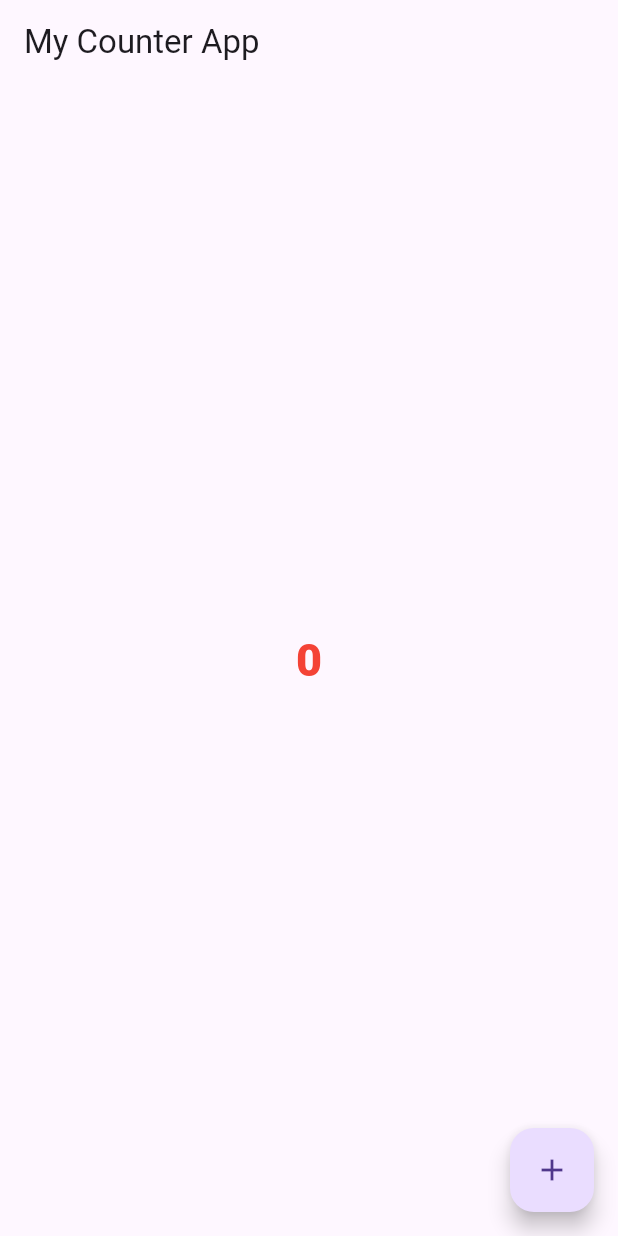
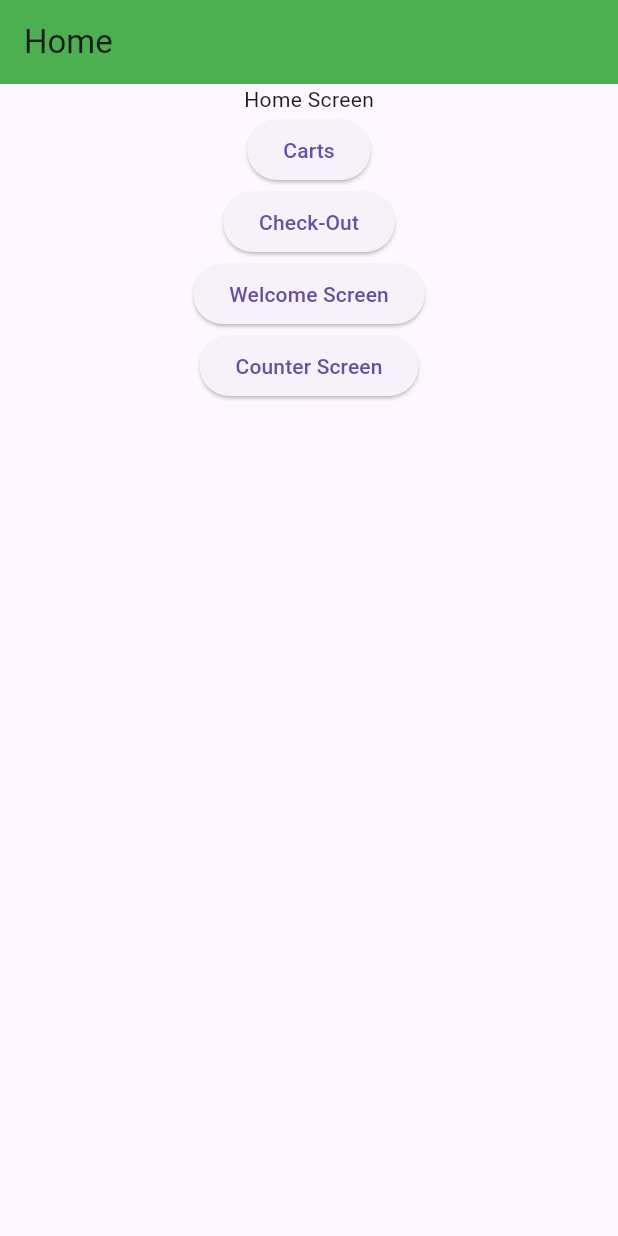
Before and after one commit to khalid063/Get-X, a Flutter app: the screen it shows after launch, on a phone screen of 412 x 824 dp. Run offline on Flutter 3.47's test engine with Material 3 defaults, Android fonts, the phone set to English and light mode, and no system bars; our stand-ins replace get.

Commit message:
Get X applied into Counter App

```diff
--- /dev/null
+++ b/lib/carts_screen.dart
@@ -0,0 +1,36 @@
+
+
+import 'package:flutter/material.dart';
+import 'package:get/get.dart';
+import 'package:get/get_core/src/get_main.dart';
+
+class CartsScreen extends StatelessWidget {
+  const CartsScreen({Key? key}) : super(key: key);
+
+  @override
+  Widget build(BuildContext context) {
+    return Scaffold(
+      appBar: AppBar(
+        title: Text('Carts Screen'),
+      ),
+      body: Center(
+        child: Column(
+          children: [
+            Text('Carts Screen'),
+            ElevatedButton(onPressed: (){
+              Get.back(result: Parms('Khalid', 23));
+              //Navigator.pop(context);
+            }, child: Text('Back to Home'))
+          ],
+        )
+      ),
+    );
+  }
+}
+
+class Parms {
+  final String name;
+  late final int age;
+
+  Parms(this.name, this.age);
+}
--- /dev/null
+++ b/lib/check_out_screen.dart
@@ -0,0 +1,33 @@
+
+
+import 'package:flutter/material.dart';
+import 'package:get/get_core/src/get_main.dart';
+import 'package:get/get.dart';
+import 'package:get_x_2/home_screen.dart';
+
+class CheckOutScreen extends StatelessWidget {
+
+  final String massage;
+  const CheckOutScreen({Key? key, required this.massage}) : super(key: key);
+
+  @override
+  Widget build(BuildContext context) {
+    return Scaffold(
+      appBar: AppBar(
+        title: Text('Check Out Screen'),
+      ),
+      body: Center(
+        child: Column(
+          children: [
+            Text('Check Out Screen'),
+            Text('Transferd Massage : $massage'),
+            ElevatedButton(onPressed: (){
+              Get.off(const HomeScreen());      /// previous screen remove
+              Get.offAll(const HomeScreen());  /// previous all screen remove, no hostory
+            }, child: Text('Home'))
+          ],
+        )
+      ),
+    );
+  }
+}
--- /dev/null
+++ b/lib/home_screen.dart
@@ -0,0 +1,56 @@
+
+
+import 'package:flutter/material.dart';
+import 'package:get/get.dart';
+import 'package:get_x_2/carts_screen.dart';
+import 'package:get_x_2/check_out_screen.dart';
+import 'package:get_x_2/counter_screen.dart';
+import 'package:get_x_2/welcome_screen.dart';
+
+class HomeScreen extends StatelessWidget {
+
+  const HomeScreen({Key? key}) : super(key: key);
+
+  @override
+  Widget build(BuildContext context) {
+    return Scaffold(
+      appBar: AppBar(
+        title: Text('Home'),
+        backgroundColor: Colors.green,
+      ),
+      body: Center(
+        child: Column(
+          children: [
+            Text('Home Screen'),
+            ElevatedButton(
+            onPressed: () async {
+              /// Get X Nagigation
+              /// Context less Navigation
+              //Get.to(CartsScreen());              /// work as push
+              // final result = await Get.to(CartsScreen());
+              // print(result);
+              final Parms params = await Get.to(CartsScreen());
+              print(params.name);
+              print(params.age);
+            },
+            child: Text('Carts'),
+          ),
+            ElevatedButton(
+              onPressed: () {
+                /// Replace screen with Get X
+                Get.off(CheckOutScreen(massage: 'Hello World',));
+              },
+              child: Text('Check-Out'),
+            ),
+            ElevatedButton(onPressed: (){
+              Get.to(WelcomeScreen(massage : 'Welcome To Out Company'));
+            }, child: Text('Welcome Screen'),),
+            ElevatedButton(onPressed: (){
+              Get.to(const CounterScreen());
+            }, child: Text('Counter Screen'),),
+        ],
+        )
+      ),
+    );
+  }
+}
--- a/lib/main.dart
+++ b/lib/main.dart
@@ -1,63 +1,19 @@
 import 'package:flutter/material.dart';
 import 'package:get/get.dart';
 import 'package:get/get.dart';
+import 'package:get_x_2/home_screen.dart';
 
 void main() {
   runApp(const MyCounterApp());
 }
 
-class MyCounterApp extends StatelessWidget{
-  const MyCounterApp({super.key});
+class MyCounterApp extends StatelessWidget {
+  const MyCounterApp({Key? key}) : super(key: key);
 
   @override
   Widget build(BuildContext context) {
-    return GetMaterialApp(              /// we have to use "GetMatetiralApp" for using Get-X
-      title: 'My Counter App',
+    return GetMaterialApp(
       home: HomeScreen(),
     );
   }
-
 }
-
-class HomeScreen extends StatelessWidget {
-  HomeScreen({super.key});
-
-  final CounterController counterController = Get.put(CounterController());
-
-
-  @override
-  Widget build(BuildContext context) {
-    return Scaffold(
-      appBar: AppBar(
-        title: Text('My Counter App'),
-      ),
-      body: Center(
-        child: Obx(
-            () => Text(
-              counterController.count.toString(),
-              style: const TextStyle(
-                fontSize: 30,
-                color: Colors.red,
-                fontWeight: FontWeight.w800,
-              ),
-            ),
-        )
-      ),
-      floatingActionButton: FloatingActionButton(
-        onPressed: (){
-          counterController.increment();
-        },
-        child: Icon(Icons.add),
-      ),
-    );
-  }
-}
-
-
-class CounterController extends GetxController{
-  RxInt count = 0.obs;
-
-  void increment(){
-    count++;
-  }
-}
```
Also changed, not shown: lib/counter_screen.dart (added, +50 -0 lines), lib/welcome_screen.dart (added, +23 -0 lines), 1 other file.
